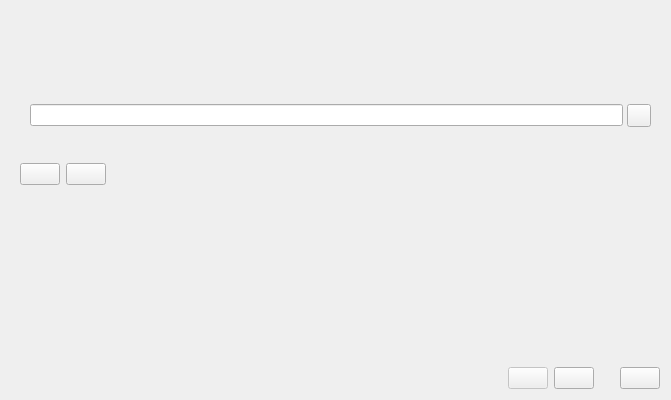
First picture: the form in src/First_Start_Wizard.ui, repository chronic8000/aqemu, before the edit.
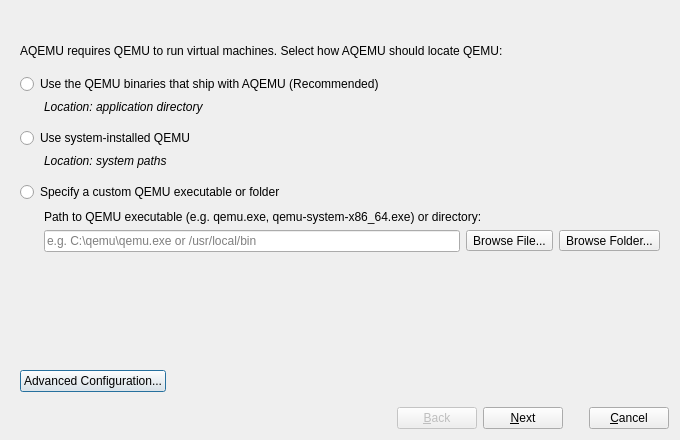
Second picture: the form after the edit. The open tabs and pages were chosen to show the change. Icons and pictures are not drawn.

Patch:
```diff
--- a/src/First_Start_Wizard.ui
+++ b/src/First_Start_Wizard.ui
@@ -6,8 +6,8 @@
    <rect>
     <x>0</x>
     <y>0</y>
-    <width>671</width>
-    <height>400</height>
+    <width>680</width>
+    <height>440</height>
    </rect>
   </property>
   <property name="windowTitle">
@@ -23,6 +23,8 @@
      <property name="font">
       <font>
        <pointsize>12</pointsize>
+       <weight>75</weight>
+       <bold>true</bold>
       </font>
      </property>
      <property name="frameShape">
@@ -36,7 +38,7 @@
    <item row="1" column="0">
     <widget class="QStackedWidget" name="All_Pages">
      <property name="currentIndex">
-      <number>1</number>
+      <number>0</number>
      </property>
      <widget class="QWidget" name="Welcome_Page">
       <layout class="QGridLayout" name="gridLayout_5">
@@ -58,7 +60,7 @@
          <property name="sizeHint" stdset="0">
           <size>
            <width>20</width>
-           <height>100</height>
+           <height>60</height>
           </size>
          </property>
         </spacer>
@@ -68,7 +70,7 @@
          <item>
           <widget class="QLabel" name="Label_Select_Language">
            <property name="text">
-            <string/>
+            <string>Choose interface language:</string>
            </property>
           </widget>
          </item>
@@ -91,7 +93,7 @@
          <property name="sizeHint" stdset="0">
           <size>
            <width>20</width>
-           <height>101</height>
+           <height>80</height>
           </size>
          </property>
         </spacer>
@@ -113,7 +115,7 @@
               </sizepolicy>
              </property>
              <property name="text">
-              <string/>
+              <string>Please set the folder for virtual machine configurations:</string>
              </property>
              <property name="wordWrap">
               <bool>true</bool>
@@ -170,95 +172,20 @@
        </item>
       </layout>
      </widget>
-     <widget class="QWidget" name="Find_Emulators_Page">
-      <layout class="QGridLayout" name="gridLayout">
-       <item row="0" column="0" colspan="4">
-        <widget class="QLabel" name="Label_Find_Emulators">
-         <property name="text">
-          <string/>
-         </property>
-         <property name="wordWrap">
-          <bool>true</bool>
-         </property>
-        </widget>
-       </item>
-       <item row="1" column="0" colspan="4">
-        <widget class="QPlainTextEdit" name="Edit_Enulators_List">
-         <property name="verticalScrollBarPolicy">
-          <enum>Qt::ScrollBarAlwaysOn</enum>
-         </property>
-         <property name="horizontalScrollBarPolicy">
-          <enum>Qt::ScrollBarAlwaysOff</enum>
-         </property>
-         <property name="readOnly">
-          <bool>true</bool>
-         </property>
-        </widget>
-       </item>
-       <item row="2" column="0">
-        <widget class="QPushButton" name="Button_Find_Emulators">
-         <property name="text">
-          <string/>
-         </property>
-         <property name="icon">
-          <iconset resource="../resources/icons.qrc">
-           <normaloff>:/system-search.png</normaloff>:/system-search.png</iconset>
-         </property>
-        </widget>
-       </item>
-       <item row="2" column="1">
-        <widget class="QPushButton" name="Button_Skip_Find">
-         <property name="text">
-          <string/>
-         </property>
-         <property name="icon">
-          <iconset resource="../resources/icons.qrc">
-           <normaloff>:/go.png</normaloff>:/go.png</iconset>
-         </property>
-        </widget>
-       </item>
-       <item row="2" column="2">
-        <widget class="QPushButton" name="Button_Edit">
-         <property name="enabled">
-          <bool>false</bool>
-         </property>
-         <property name="text">
-          <string/>
-         </property>
-         <property name="icon">
-          <iconset resource="../resources/icons.qrc">
-           <normaloff>:/edit.png</normaloff>:/edit.png</iconset>
-         </property>
-        </widget>
-       </item>
-       <item row="2" column="3">
-        <spacer name="horizontalSpacer_3">
-         <property name="orientation">
-          <enum>Qt::Horizontal</enum>
-         </property>
-         <property name="sizeHint" stdset="0">
-          <size>
-           <width>306</width>
-           <height>20</height>
-          </size>
-         </property>
-        </spacer>
-       </item>
-      </layout>
-     </widget>
      <widget class="QWidget" name="Add_Emulator_Page">
-      <layout class="QVBoxLayout" name="verticalLayout_10">
-       <item>
-        <layout class="QVBoxLayout" name="verticalLayout_9">
+      <layout class="QVBoxLayout" name="verticalLayout_Add_Emulator">
          <item>
           <widget class="QLabel" name="Label_Add_Emulator_Help">
            <property name="text">
-            <string/>
-           </property>
+          <string>AQEMU requires QEMU to run virtual machines. Select how AQEMU should locate QEMU:</string>
+         </property>
+         <property name="wordWrap">
+          <bool>true</bool>
+         </property>
           </widget>
          </item>
          <item>
-          <spacer name="verticalSpacer_9">
+        <spacer name="verticalSpacer_sep1">
            <property name="orientation">
             <enum>Qt::Vertical</enum>
            </property>
@@ -267,45 +194,178 @@
            </property>
            <property name="sizeHint" stdset="0">
             <size>
-             <width>40</width>
-             <height>20</height>
+           <width>20</width>
+           <height>10</height>
             </size>
            </property>
           </spacer>
          </item>
+       <item>
+        <widget class="QRadioButton" name="RB_FS_QEMU_Built_In">
+         <property name="text">
+          <string>Use the QEMU binaries that ship with AQEMU (Recommended)</string>
+         </property>
+        </widget>
+       </item>
+       <item>
+        <layout class="QHBoxLayout" name="layout_Built_In_Sub">
+         <property name="leftMargin">
+          <number>24</number>
+         </property>
+         <item>
+          <widget class="QLabel" name="Label_QEMU_Built_In_Path">
+           <property name="font">
+            <font>
+             <italic>true</italic>
+            </font>
+           </property>
+           <property name="text">
+            <string>Location: application directory</string>
+           </property>
+           <property name="wordWrap">
+            <bool>true</bool>
+           </property>
+          </widget>
+         </item>
         </layout>
        </item>
+       <item>
+        <spacer name="verticalSpacer_sep2">
+         <property name="orientation">
+          <enum>Qt::Vertical</enum>
+         </property>
+         <property name="sizeType">
+          <enum>QSizePolicy::Fixed</enum>
+         </property>
+         <property name="sizeHint" stdset="0">
+          <size>
+           <width>20</width>
+           <height>8</height>
+          </size>
+         </property>
+        </spacer>
+       </item>
+       <item>
+        <widget class="QRadioButton" name="RB_FS_QEMU_System">
+         <property name="text">
+          <string>Use system-installed QEMU</string>
+         </property>
+        </widget>
+       </item>
+       <item>
+        <layout class="QHBoxLayout" name="layout_System_Sub">
+         <property name="leftMargin">
+          <number>24</number>
+         </property>
+         <item>
+          <widget class="QLabel" name="Label_QEMU_System_Path">
+           <property name="font">
+            <font>
+             <italic>true</italic>
+            </font>
+           </property>
+           <property name="text">
+            <string>Location: system paths</string>
+           </property>
+           <property name="wordWrap">
+            <bool>true</bool>
+           </property>
+          </widget>
+         </item>
+        </layout>
+       </item>
+       <item>
+        <spacer name="verticalSpacer_sep3">
+         <property name="orientation">
+          <enum>Qt::Vertical</enum>
+         </property>
+         <property name="sizeType">
+          <enum>QSizePolicy::Fixed</enum>
+         </property>
+         <property name="sizeHint" stdset="0">
+          <size>
+           <width>20</width>
+           <height>8</height>
+          </size>
+         </property>
+        </spacer>
+       </item>
+       <item>
+        <widget class="QRadioButton" name="RB_FS_QEMU_Custom">
+         <property name="text">
+          <string>Specify a custom QEMU executable or folder</string>
+         </property>
+        </widget>
+       </item>
+       <item>
+        <widget class="QWidget" name="Widget_Custom_QEMU">
+         <layout class="QVBoxLayout" name="layout_Custom_Inner">
+          <property name="leftMargin">
+           <number>24</number>
+          </property>
+          <property name="topMargin">
+           <number>2</number>
+          </property>
+          <property name="rightMargin">
+           <number>0</number>
+          </property>
+          <property name="bottomMargin">
+           <number>2</number>
+          </property>
        <item>
         <widget class="QLabel" name="Label_Add_Emulator_Path">
          <property name="text">
-          <string/>
+             <string>Path to QEMU executable (e.g. qemu.exe, qemu-system-x86_64.exe) or directory:</string>
          </property>
         </widget>
        </item>
        <item>
-        <layout class="QGridLayout" name="gridLayout_4">
-         <property name="leftMargin">
-          <number>10</number>
-         </property>
+           <layout class="QHBoxLayout" name="layout_Custom_Row">
          <property name="spacing">
-          <number>4</number>
-         </property>
-         <item row="0" column="0">
-          <widget class="QLineEdit" name="Edit_Add_Emulator_Path"/>
-         </item>
-         <item row="0" column="1">
+             <number>6</number>
+            </property>
+            <item>
+             <widget class="QLineEdit" name="Edit_Add_Emulator_Path">
+              <property name="placeholderText">
+               <string>e.g. C:\qemu\qemu.exe or /usr/local/bin</string>
+              </property>
+             </widget>
+            </item>
+            <item>
+             <widget class="QToolButton" name="TB_Add_Emulator_Browse_File">
+              <property name="text">
+               <string>Browse File...</string>
+              </property>
+              <property name="icon">
+               <iconset resource="../resources/icons.qrc">
+                <normaloff>:/open-file.png</normaloff>:/open-file.png</iconset>
+              </property>
+              <property name="toolButtonStyle">
+               <enum>Qt::ToolButtonTextBesideIcon</enum>
+              </property>
+             </widget>
+            </item>
+            <item>
           <widget class="QToolButton" name="TB_Add_Emulator_Browse">
            <property name="text">
-            <string/>
+               <string>Browse Folder...</string>
            </property>
            <property name="icon">
             <iconset resource="../resources/icons.qrc">
              <normaloff>:/open-folder.png</normaloff>:/open-folder.png</iconset>
            </property>
-          </widget>
-         </item>
-         <item row="1" column="0">
-          <spacer name="verticalSpacer_6">
+              <property name="toolButtonStyle">
+               <enum>Qt::ToolButtonTextBesideIcon</enum>
+              </property>
+             </widget>
+            </item>
+           </layout>
+          </item>
+         </layout>
+        </widget>
+       </item>
+       <item>
+        <spacer name="verticalSpacer_sep4">
            <property name="orientation">
             <enum>Qt::Vertical</enum>
            </property>
@@ -314,40 +374,41 @@
            </property>
            <property name="sizeHint" stdset="0">
             <size>
-             <width>40</width>
+           <width>20</width>
              <height>10</height>
             </size>
            </property>
           </spacer>
-         </item>
-        </layout>
        </item>
        <item>
         <widget class="QLabel" name="Label_Add_Emulator_Version">
          <property name="text">
           <string/>
          </property>
+         <property name="wordWrap">
+          <bool>true</bool>
+         </property>
         </widget>
        </item>
        <item>
-        <layout class="QVBoxLayout" name="verticalLayout_8">
-         <item>
-          <layout class="QHBoxLayout" name="horizontalLayout_3">
-           <item>
-            <widget class="QPushButton" name="Button_Add_Emulator_Find">
-             <property name="text">
-              <string/>
-             </property>
-             <property name="icon">
-              <iconset resource="../resources/icons.qrc">
-               <normaloff>:/system-search.png</normaloff>:/system-search.png</iconset>
-             </property>
-            </widget>
-           </item>
+        <spacer name="verticalSpacer_Add_Emulator_Bottom">
+         <property name="orientation">
+          <enum>Qt::Vertical</enum>
+         </property>
+         <property name="sizeHint" stdset="0">
+          <size>
+           <width>20</width>
+           <height>20</height>
+          </size>
+         </property>
+        </spacer>
+       </item>
+       <item>
+        <layout class="QHBoxLayout" name="layout_Advanced_Row">
            <item>
             <widget class="QPushButton" name="Button_Add_Emulator_Manual_Mode">
              <property name="text">
-              <string/>
+            <string>Advanced Configuration...</string>
              </property>
              <property name="icon">
               <iconset resource="../resources/icons.qrc">
@@ -356,7 +417,7 @@
             </widget>
            </item>
            <item>
-            <spacer name="horizontalSpacer_4">
+          <spacer name="horizontalSpacer_Advanced">
              <property name="orientation">
               <enum>Qt::Horizontal</enum>
              </property>
@@ -364,21 +425,6 @@
               <size>
                <width>40</width>
                <height>20</height>
-              </size>
-             </property>
-            </spacer>
-           </item>
-          </layout>
-         </item>
-         <item>
-          <spacer name="verticalSpacer_8">
-           <property name="orientation">
-            <enum>Qt::Vertical</enum>
-           </property>
-           <property name="sizeHint" stdset="0">
-            <size>
-             <width>20</width>
-             <height>17</height>
             </size>
            </property>
           </spacer>
@@ -424,7 +470,7 @@
         <bool>false</bool>
        </property>
        <property name="text">
-        <string/>
+        <string>&amp;Back</string>
        </property>
        <property name="icon">
         <iconset resource="../resources/icons.qrc">
@@ -435,7 +481,7 @@
      <item>
       <widget class="QPushButton" name="Button_Next">
        <property name="text">
-        <string/>
+        <string>&amp;Next</string>
        </property>
        <property name="icon">
         <iconset resource="../resources/icons.qrc">
@@ -462,7 +508,7 @@
      <item>
       <widget class="QPushButton" name="Button_Cancel">
        <property name="text">
-        <string/>
+        <string>&amp;Cancel</string>
        </property>
        <property name="icon">
         <iconset resource="../resources/icons.qrc">
```
Lines whose indentation alone changed are shown as unchanged.
